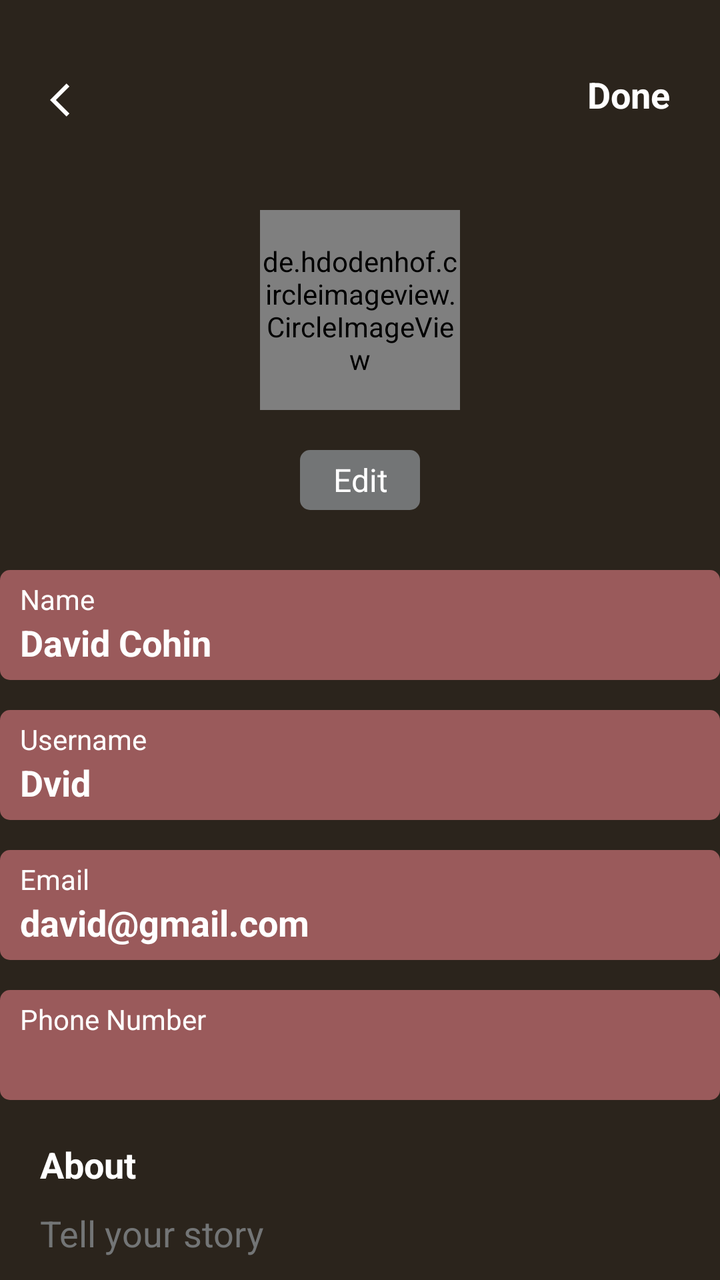
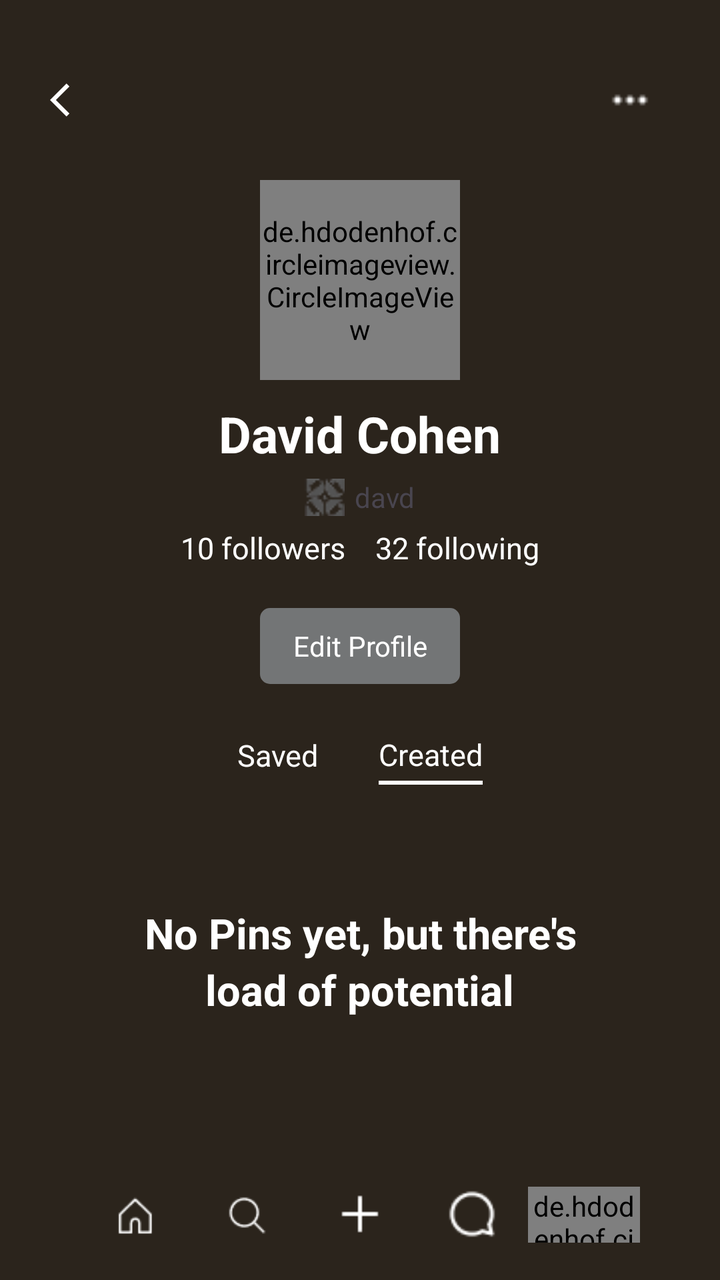

Before-and-after screenshots of an Android layout around one commit, followed by the original layout XML and the change that was made.
<!-- AndroidManifest.xml: application theme Theme.Decora -->
<!-- res/layout/activity_page16.xml -->
<?xml version="1.0" encoding="utf-8"?>
<RelativeLayout xmlns:android="http://schemas.android.com/apk/res/android"
    xmlns:app="http://schemas.android.com/apk/res-auto"
    xmlns:tools="http://schemas.android.com/tools"
    android:id="@+id/main"
    android:layout_width="match_parent"
    android:layout_height="match_parent"
    android:background="#2B241C"
    tools:context=".Page15Activity">

    <RelativeLayout
        android:layout_width="match_parent"
        android:layout_height="wrap_content"
        android:layout_marginTop="30dp"
        android:id="@+id/top"
        >

        <ImageView
            android:layout_width="20dp"
            android:layout_height="20dp"
            android:layout_marginTop="10dp"
            android:id="@+id/back"
            android:clickable="true"
            android:background="@drawable/back_arrow"
            android:layout_marginHorizontal="25dp"
            android:backgroundTint="@color/white"/>

        <TextView
            android:layout_width="wrap_content"
            android:layout_height="wrap_content"
            android:layout_alignParentEnd="true"
            android:text="Done"
            android:textColor="@color/white"
            android:textStyle="bold"
            android:layout_marginEnd="25dp"
            android:textSize="18dp"
            android:layout_marginTop="5dp"
            android:id="@+id/done"/>

    </RelativeLayout>

    <de.hdodenhof.circleimageview.CircleImageView
        android:layout_width="100dp"
        android:layout_height="100dp"
        android:id="@+id/pfp"
        android:layout_below="@id/top"
        android:src="@drawable/pfp2"
        android:layout_centerHorizontal="true"
        android:layout_marginTop="45dp"
        />

    <TextView
        android:layout_width="60dp"
        android:layout_centerHorizontal="true"
        android:layout_below="@id/pfp"
        android:backgroundTint="#737576"
        android:text="Edit"
        android:gravity="center"
        android:textSize="16dp"
        android:clickable="true"
        android:id="@+id/edit"
        android:textColor="@color/white"
        android:background="@drawable/login_button"
        android:layout_marginTop="20dp"
        android:layout_height="30dp"/>

    <LinearLayout
        android:layout_width="380dp"
        android:layout_below="@id/edit"
        android:layout_marginTop="30dp"
        android:id="@+id/name"
        android:layout_centerHorizontal="true"
        android:background="@drawable/login_button"
        android:orientation="vertical"
        android:layout_height="55dp">

        <TextView
            android:layout_width="wrap_content"
            android:layout_height="wrap_content"
            android:text="Name"
            android:layout_marginStart="10dp"
            android:layout_marginTop="5dp"
            android:textColor="@color/white"/>

        <TextView
            android:layout_width="wrap_content"
            android:layout_height="wrap_content"
            android:text="David Cohin"
            android:textStyle="bold"
            android:textSize="18dp"
            android:layout_marginStart="10dp"
            android:textColor="@color/white"/>
    </LinearLayout>

    <LinearLayout
        android:layout_width="380dp"
        android:layout_below="@id/name"
        android:layout_marginTop="15dp"
        android:id="@+id/username"
        android:layout_centerHorizontal="true"
        android:background="@drawable/login_button"
        android:orientation="vertical"
        android:layout_height="55dp">

        <TextView
            android:layout_width="wrap_content"
            android:layout_height="wrap_content"
            android:text="Username"
            android:layout_marginStart="10dp"
            android:layout_marginTop="5dp"
            android:textColor="@color/white"/>

        <TextView
            android:layout_width="wrap_content"
            android:layout_height="wrap_content"
            android:text="Dvid"
            android:textStyle="bold"
            android:textSize="18dp"
            android:layout_marginStart="10dp"
            android:textColor="@color/white"/>
    </LinearLayout>

    <LinearLayout
        android:layout_width="380dp"
        android:layout_below="@id/username"
        android:layout_marginTop="15dp"
        android:id="@+id/email"
        android:layout_centerHorizontal="true"
        android:background="@drawable/login_button"
        android:orientation="vertical"
        android:layout_height="55dp">

        <TextView
            android:layout_width="wrap_content"
            android:layout_height="wrap_content"
            android:text="Email"
            android:layout_marginStart="10dp"
            android:layout_marginTop="5dp"
            android:textColor="@color/white"/>

        <TextView
            android:layout_width="wrap_content"
            android:layout_height="wrap_content"
            android:text="david@gmail.com"
            android:textStyle="bold"
            android:textSize="18dp"
            android:layout_marginStart="10dp"
            android:textColor="@color/white"/>
    </LinearLayout>

    <LinearLayout
        android:layout_width="380dp"
        android:layout_below="@id/email"
        android:layout_marginTop="15dp"
        android:id="@+id/phno"
        android:layout_centerHorizontal="true"
        android:background="@drawable/login_button"
        android:orientation="vertical"
        android:layout_height="55dp">

        <TextView
            android:layout_width="wrap_content"
            android:layout_height="wrap_content"
            android:text="Phone Number"
            android:layout_marginStart="10dp"
            android:layout_marginTop="5dp"
            android:textColor="@color/white"/>
    </LinearLayout>

<TextView
    android:layout_width="wrap_content"
    android:layout_height="wrap_content"
    android:layout_below="@id/phno"
    android:text="About"
    android:id="@+id/about"
    android:textColor="@color/white"
    android:textStyle="bold"
android:textSize="18dp"
    android:layout_marginTop="20dp"
    android:layout_marginStart="20dp"/>

    <TextView
    android:layout_width="wrap_content"
    android:layout_height="wrap_content"
    android:layout_below="@id/about"
    android:text="Tell your story"
    android:textColor="#737576"
    android:textSize="18dp"
    android:layout_marginTop="10dp"
    android:layout_marginStart="20dp"/>





</RelativeLayout>
<!-- resources referenced by this layout -->
<resources>
  <color name="white">#FFFFFFFF</color>
  <!-- drawable back_arrow (drawable) -->
  <vector xmlns:android="http://schemas.android.com/apk/res/android" android:autoMirrored="true" android:height="24dp" android:tint="#2D2D2D" android:viewportHeight="24" android:viewportWidth="24" android:width="24dp">
        
      <path android:fillColor="@android:color/white" android:pathData="M11.67,3.87L9.9,2.1 0,12l9.9,9.9 1.77,-1.77L3.54,12z"/>
      
  </vector>
  <!-- drawable login_button (drawable) -->
  <shape xmlns:android="http://schemas.android.com/apk/res/android"
      android:shape="rectangle">
      <solid android:color="#9a5a5b"/>
      <corners android:radius="5dp"/>
  </shape>
  <!-- drawable pfp2: jpg bitmap (drawable, 35525 bytes) -->
  <style name="Theme.Decora" parent="Base.Theme.Decora" />
  <style name="Base.Theme.Decora" parent="Theme.Material3.DayNight.NoActionBar">
          
          
      </style>
</resources>

<!-- the commit's change to res/layout/activity_page16.xml (unified diff, before → after) -->
@@ -25,17 +25,13 @@
             android:layout_marginHorizontal="25dp"
             android:backgroundTint="@color/white"/>
 
-        <TextView
-            android:layout_width="wrap_content"
-            android:layout_height="wrap_content"
+        <ImageView
+            android:layout_width="40dp"
+            android:layout_height="40dp"
+            android:backgroundTint="@color/white"
             android:layout_alignParentEnd="true"
-            android:text="Done"
-            android:textColor="@color/white"
-            android:textStyle="bold"
             android:layout_marginEnd="25dp"
-            android:textSize="18dp"
-            android:layout_marginTop="5dp"
-            android:id="@+id/done"/>
+            android:background="@drawable/options"/>
 
     </RelativeLayout>
 
@@ -46,151 +42,232 @@
         android:layout_below="@id/top"
         android:src="@drawable/pfp2"
         android:layout_centerHorizontal="true"
-        android:layout_marginTop="45dp"
+        android:layout_marginTop="20dp"
         />
 
     <TextView
-        android:layout_width="60dp"
-        android:layout_centerHorizontal="true"
+        android:layout_width="wrap_content"
+        android:layout_height="wrap_content"
         android:layout_below="@id/pfp"
+        android:layout_centerHorizontal="true"
+        android:text="David Cohen"
+        android:layout_marginTop="10dp"
+        android:textColor="@color/white"
+        android:textStyle="bold"
+        android:id="@+id/username"
+        android:textSize="25dp"/>
+
+    <LinearLayout
+        android:layout_width="match_parent"
+        android:layout_height="wrap_content"
+        android:layout_below="@id/username"
+        android:id="@+id/name"
+        android:orientation="horizontal"
+        android:gravity="center"
+        android:layout_marginTop="5dp"
+        >
+
+        <ImageView
+            android:layout_width="20dp"
+            android:layout_height="20dp"
+            android:src="@drawable/logo1"
+            />
+
+        <TextView
+            android:layout_width="wrap_content"
+            android:layout_height="wrap_content"
+            android:layout_marginLeft="5dp"
+            android:text="davd"/>
+
+
+    </LinearLayout>
+
+    <LinearLayout
+        android:layout_width="match_parent"
+        android:layout_height="wrap_content"
+        android:layout_below="@id/name"
+        android:id="@+id/fllow"
+        android:orientation="horizontal"
+        android:gravity="center"
+        android:layout_marginTop="5dp"
+        >
+
+        <TextView
+            android:layout_width="wrap_content"
+            android:layout_height="wrap_content"
+            android:textSize="15dp"
+            android:textColor="@color/white"
+            android:text="10 followers"/>
+
+        <TextView
+            android:layout_width="wrap_content"
+            android:layout_height="wrap_content"
+            android:textSize="15dp"
+            android:textColor="@color/white"
+            android:layout_marginLeft="15dp"
+            android:text="32 following"/>
+
+
+    </LinearLayout>
+
+    <TextView
+        android:layout_width="100dp"
+        android:layout_centerHorizontal="true"
+        android:layout_below="@id/fllow"
         android:backgroundTint="#737576"
-        android:text="Edit"
-        android:gravity="center"
-        android:textSize="16dp"
+        android:text="Edit Profile"
+        android:gravity="center"
         android:clickable="true"
         android:id="@+id/edit"
         android:textColor="@color/white"
         android:background="@drawable/login_button"
         android:layout_marginTop="20dp"
-        android:layout_height="30dp"/>
-
-    <LinearLayout
-        android:layout_width="380dp"
+        android:layout_height="38dp"/>
+
+    <LinearLayout
+        android:layout_width="match_parent"
+        android:layout_height="wrap_content"
         android:layout_below="@id/edit"
-        android:layout_marginTop="30dp"
-        android:id="@+id/name"
-        android:layout_centerHorizontal="true"
-        android:background="@drawable/login_button"
-        android:orientation="vertical"
-        android:layout_height="55dp">
-
-        <TextView
-            android:layout_width="wrap_content"
-            android:layout_height="wrap_content"
-            android:text="Name"
-            android:layout_marginStart="10dp"
-            android:layout_marginTop="5dp"
-            android:textColor="@color/white"/>
-
-        <TextView
-            android:layout_width="wrap_content"
-            android:layout_height="wrap_content"
-            android:text="David Cohin"
-            android:textStyle="bold"
-            android:textSize="18dp"
-            android:layout_marginStart="10dp"
-            android:textColor="@color/white"/>
-    </LinearLayout>
-
-    <LinearLayout
-        android:layout_width="380dp"
-        android:layout_below="@id/name"
-        android:layout_marginTop="15dp"
-        android:id="@+id/username"
-        android:layout_centerHorizontal="true"
-        android:background="@drawable/login_button"
-        android:orientation="vertical"
-        android:layout_height="55dp">
-
-        <TextView
-            android:layout_width="wrap_content"
-            android:layout_height="wrap_content"
-            android:text="Username"
-            android:layout_marginStart="10dp"
-            android:layout_marginTop="5dp"
-            android:textColor="@color/white"/>
-
-        <TextView
-            android:layout_width="wrap_content"
-            android:layout_height="wrap_content"
-            android:text="Dvid"
-            android:textStyle="bold"
-            android:textSize="18dp"
-            android:layout_marginStart="10dp"
-            android:textColor="@color/white"/>
-    </LinearLayout>
-
-    <LinearLayout
-        android:layout_width="380dp"
-        android:layout_below="@id/username"
-        android:layout_marginTop="15dp"
-        android:id="@+id/email"
-        android:layout_centerHorizontal="true"
-        android:background="@drawable/login_button"
-        android:orientation="vertical"
-        android:layout_height="55dp">
-
-        <TextView
-            android:layout_width="wrap_content"
-            android:layout_height="wrap_content"
-            android:text="Email"
-            android:layout_marginStart="10dp"
-            android:layout_marginTop="5dp"
-            android:textColor="@color/white"/>
-
-        <TextView
-            android:layout_width="wrap_content"
-            android:layout_height="wrap_content"
-            android:text="david@gmail.com"
-            android:textStyle="bold"
-            android:textSize="18dp"
-            android:layout_marginStart="10dp"
-            android:textColor="@color/white"/>
-    </LinearLayout>
-
-    <LinearLayout
-        android:layout_width="380dp"
-        android:layout_below="@id/email"
-        android:layout_marginTop="15dp"
-        android:id="@+id/phno"
-        android:layout_centerHorizontal="true"
-        android:background="@drawable/login_button"
-        android:orientation="vertical"
-        android:layout_height="55dp">
-
-        <TextView
-            android:layout_width="wrap_content"
-            android:layout_height="wrap_content"
-            android:text="Phone Number"
-            android:layout_marginStart="10dp"
-            android:layout_marginTop="5dp"
-            android:textColor="@color/white"/>
-    </LinearLayout>
-
-<TextView
-    android:layout_width="wrap_content"
-    android:layout_height="wrap_content"
-    android:layout_below="@id/phno"
-    android:text="About"
-    android:id="@+id/about"
-    android:textColor="@color/white"
-    android:textStyle="bold"
-android:textSize="18dp"
-    android:layout_marginTop="20dp"
-    android:layout_marginStart="20dp"/>
-
-    <TextView
-    android:layout_width="wrap_content"
-    android:layout_height="wrap_content"
-    android:layout_below="@id/about"
-    android:text="Tell your story"
-    android:textColor="#737576"
-    android:textSize="18dp"
-    android:layout_marginTop="10dp"
-    android:layout_marginStart="20dp"/>
-
-
-
+        android:gravity="center"
+        android:id="@+id/saved"
+        android:layout_marginTop="25dp"
+        android:orientation="horizontal"
+        >
+
+        <TextView
+            android:layout_width="wrap_content"
+            android:layout_height="wrap_content"
+            android:text="Saved"
+            android:layout_marginBottom="2dp"
+            android:textSize="15dp"
+            android:textColor="@color/white"
+            />
+
+        <LinearLayout
+            android:layout_width="wrap_content"
+            android:layout_height="wrap_content"
+            android:orientation="vertical"
+            android:layout_marginLeft="30dp"
+            android:gravity="center">
+
+            <TextView
+                android:id="@+id/saved_text"
+                android:layout_width="wrap_content"
+                android:layout_height="wrap_content"
+                android:text="Created"
+                android:textColor="@color/white"
+                android:textSize="15dp" />
+
+            <View
+                android:layout_width="match_parent"
+                android:layout_height="2dp"
+                android:background="@color/white"
+                android:layout_marginTop="3dp" />
+        </LinearLayout>
+
+
+    </LinearLayout>
+
+    <LinearLayout
+        android:layout_width="wrap_content"
+        android:layout_height="wrap_content"
+        android:layout_below="@id/saved"
+        android:gravity="center_horizontal"
+        android:layout_centerHorizontal="true"
+        android:orientation="vertical">
+
+        <TextView
+            android:layout_width="wrap_content"
+            android:layout_height="wrap_content"
+            android:text="No Pins yet, but there's"
+            android:gravity="center_horizontal"
+            android:textSize="21dp"
+            android:textColor="@color/white"
+            android:layout_marginTop="60dp"
+            android:textStyle="bold"/>
+
+        <TextView
+            android:layout_width="wrap_content"
+            android:layout_height="wrap_content"
+            android:text="load of potential"
+            android:gravity="center_horizontal"
+            android:textSize="21dp"
+            android:textColor="@color/white"
+            android:textStyle="bold"/>
+
+    </LinearLayout>
+
+
+
+
+    <LinearLayout
+        android:layout_width="match_parent"
+        android:layout_height="60dp"
+        android:id="@+id/footer"
+        android:layout_marginHorizontal="40dp"
+        android:layout_alignParentBottom="true"
+        android:orientation="horizontal"
+        android:gravity="center">
+
+        <ImageView
+            android:id="@+id/home"
+            android:layout_width="0dp"
+            android:layout_height="40dp"
+            android:layout_weight="1"
+            android:src="@drawable/tab1"
+            android:tint="@color/white"
+            android:scaleType="centerInside"
+            android:adjustViewBounds="true"
+            android:clickable="true" />
+
+        <ImageView
+            android:id="@+id/search"
+            android:layout_width="0dp"
+            android:layout_height="40dp"
+            android:layout_weight="1"
+            android:src="@drawable/search"
+            android:tint="@color/white"
+            android:scaleType="centerInside"
+            android:adjustViewBounds="true"
+            android:clickable="true" />
+
+        <ImageView
+            android:id="@+id/post"
+            android:layout_width="0dp"
+            android:layout_height="30dp"
+            android:layout_weight="1"
+            android:src="@drawable/plus"
+            android:tint="@color/white"
+            android:layout_marginBottom="3dp"
+            android:scaleType="centerInside"
+            android:adjustViewBounds="true"
+            android:clickable="true" />
+
+        <ImageView
+            android:id="@+id/comment"
+            android:layout_width="0dp"
+            android:layout_height="30dp"
+            android:layout_weight="1"
+            android:layout_marginBottom="3dp"
+            android:src="@drawable/comment"
+            android:tint="@color/white"
+            android:scaleType="centerInside"
+            android:adjustViewBounds="true"
+            android:clickable="true" />
+
+
+        <de.hdodenhof.circleimageview.CircleImageView
+            android:layout_width="0dp"
+            android:layout_height="28dp"
+            android:src="@drawable/pfp2"
+            android:layout_weight="1"
+            android:id="@+id/prof"
+            android:layout_marginTop="-3dp"
+            android:layout_gravity="center"
+            android:clickable="true"/>
+
+
+    </LinearLayout>
 
 
 </RelativeLayout>
<!-- resource entries referenced after the edit -->
@@ -7,13 +7,19 @@
       <path android:fillColor="@android:color/white" android:pathData="M11.67,3.87L9.9,2.1 0,12l9.9,9.9 1.77,-1.77L3.54,12z"/>
       
   </vector>
+  <!-- drawable comment: png bitmap (drawable, 473 bytes) -->
   <!-- drawable login_button (drawable) -->
   <shape xmlns:android="http://schemas.android.com/apk/res/android"
       android:shape="rectangle">
       <solid android:color="#9a5a5b"/>
       <corners android:radius="5dp"/>
   </shape>
+  <!-- drawable logo1: png bitmap (drawable, 1151 bytes) -->
+  <!-- drawable options: png bitmap (drawable, 192 bytes) -->
   <!-- drawable pfp2: jpg bitmap (drawable, 35525 bytes) -->
+  <!-- drawable plus: png bitmap (drawable, 209 bytes) -->
+  <!-- drawable search: png bitmap (drawable, 494 bytes) -->
+  <!-- drawable tab1: png bitmap (drawable, 573 bytes) -->
   <style name="Theme.Decora" parent="Base.Theme.Decora" />
   <style name="Base.Theme.Decora" parent="Theme.Material3.DayNight.NoActionBar">
           
